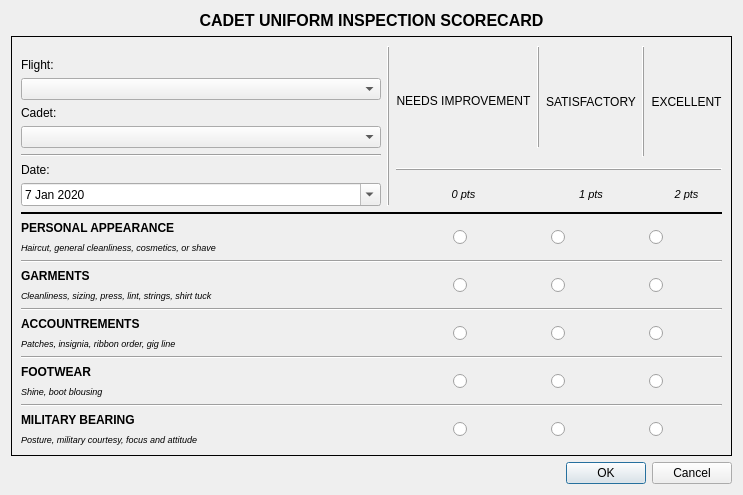
Old version of the form inspectioneditor.ui in the repository Stephen-Hamilton-C/MVCS-Office-Manager.
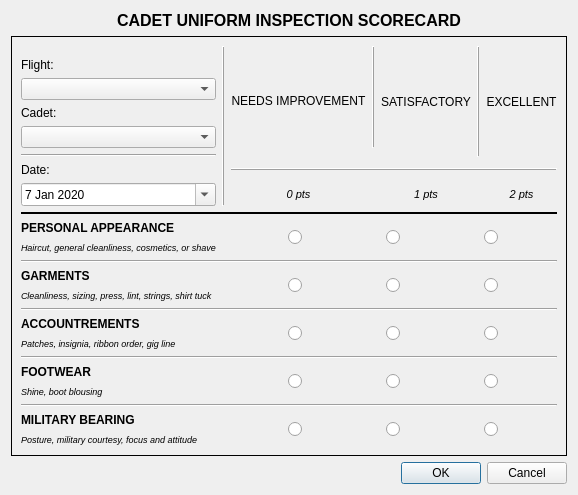
New version of the form. Custom widgets are drawn as their Qt base class.

Commit message: Added required fields, which is basically everything

The edit to the form file:
```diff
--- a/inspectioneditor.ui
+++ b/inspectioneditor.ui
@@ -6,8 +6,8 @@
    <rect>
     <x>0</x>
     <y>0</y>
-    <width>743</width>
-    <height>482</height>
+    <width>518</width>
+    <height>487</height>
    </rect>
   </property>
   <property name="windowTitle">
@@ -797,9 +797,6 @@
    </item>
    <item>
     <widget class="QDialogButtonBox" name="buttonBox">
-     <property name="orientation">
-      <enum>Qt::Horizontal</enum>
-     </property>
      <property name="standardButtons">
       <set>QDialogButtonBox::Cancel|QDialogButtonBox::Ok</set>
      </property>
```
Left out of the diff: 26 changed lines with no effect on the pictures. The commit also changes 2 other files.
